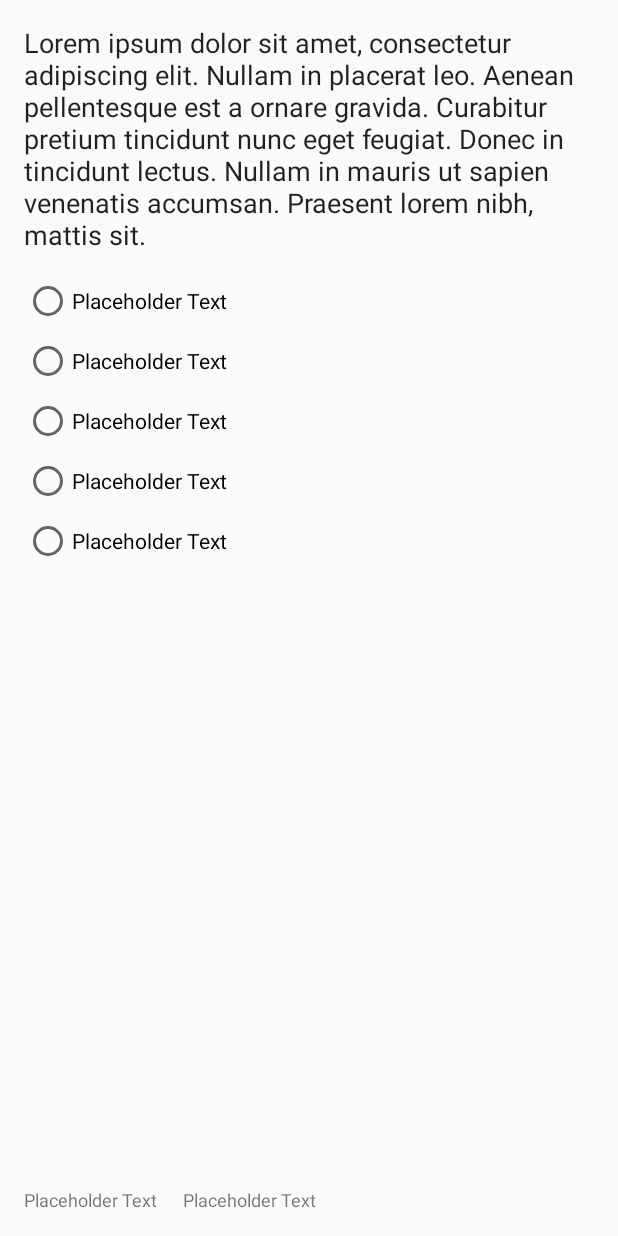
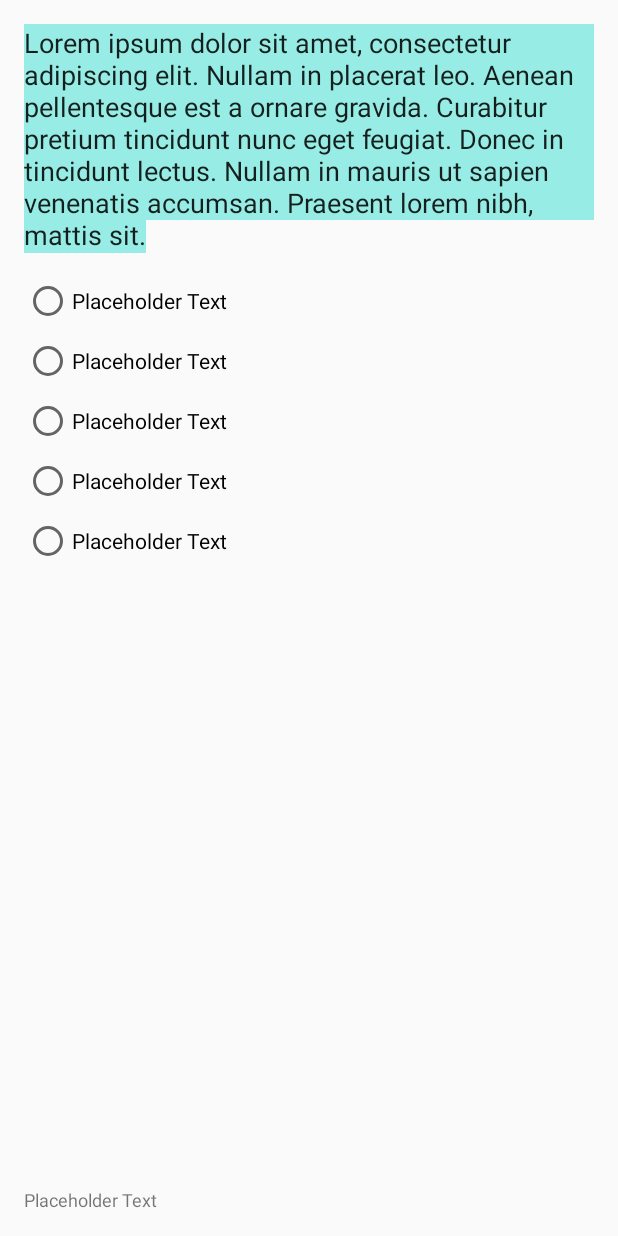
Before and after one commit to lormico/quiz-farmacia, an Android app: the layout fragment_question.xml on its own in the app's theme, with its tools: preview values and no code run, on a phone screen of 412 x 824 dp. Run offline under Robolectric (Android 15) with nearby library versions, the phone set to English and light mode, and no system bars.

Commit message:
Unified and made selectable some TextViews

```diff
--- a/app/src/main/res/layout/fragment_question.xml
+++ b/app/src/main/res/layout/fragment_question.xml
@@ -18,6 +18,8 @@
         android:text="@string/placeholder_text_long"
         android:textAppearance="@style/TextAppearance.AppCompat.Body1"
         android:textSize="@dimen/archive_question_text_size"
+        android:textIsSelectable="true"
+        android:selectAllOnFocus="true"
         app:layout_constraintTop_toTopOf="parent"
         tools:layout_editor_absoluteX="16dp" />
 
@@ -64,31 +66,16 @@
             android:text="@string/placeholder_text" />
     </RadioGroup>
 
-    <LinearLayout
+    <TextView
+        android:id="@+id/quiz_question_metadata"
         android:layout_width="wrap_content"
         android:layout_height="wrap_content"
         android:layout_marginTop="16dp"
-        android:orientation="horizontal"
         app:layout_constraintStart_toStartOf="parent"
-        app:layout_constraintBottom_toBottomOf="parent">
-
-        <TextView
-            android:id="@+id/quiz_subject"
-            android:layout_width="wrap_content"
-            android:layout_height="wrap_content"
-            android:layout_weight="1"
-            android:textSize="@dimen/archive_id_text_size"
-            android:text="@string/placeholder_text" />
-
-        <TextView
-            android:id="@+id/quiz_question_id"
-            android:layout_width="wrap_content"
-            android:layout_height="wrap_content"
-            android:paddingStart="16dp"
-            android:layout_weight="1"
-            android:textSize="@dimen/archive_id_text_size"
-            android:text="@string/placeholder_text"
-            android:textAlignment="textEnd" />
-    </LinearLayout>
+        app:layout_constraintBottom_toBottomOf="parent"
+        android:textSize="@dimen/archive_id_text_size"
+        android:text="@string/placeholder_text"
+        android:textIsSelectable="true"
+        android:selectAllOnFocus="true" />
 
 </androidx.constraintlayout.widget.ConstraintLayout>
--- a/app/src/main/res/values/strings.xml
+++ b/app/src/main/res/values/strings.xml
@@ -15,7 +15,7 @@
     <string name="header_quiz_results">Risultati Quiz</string>
     <string name="start_quiz">Avvia Quiz</string>
 
-    <string name="question_id_placeholder">#%1$d"</string>
+    <string name="question_metadata_placeholder">%1$s #%2$d"</string>
     <string name="quiz_results_score">Hai ottenuto un punteggio di %1$.2f punti!</string>
     <string name="quiz_results_num_ok">Domande risposte correttamente: %1$d</string>
     <string name="quiz_results_num_failed">Domande risposte erroneamente: %1$d</string>
```
Also changed, not shown: app/src/main/java/com/github/lormico/quizfarmacia/ui/quiz/QuestionFragment.java (+4 -5 lines).
